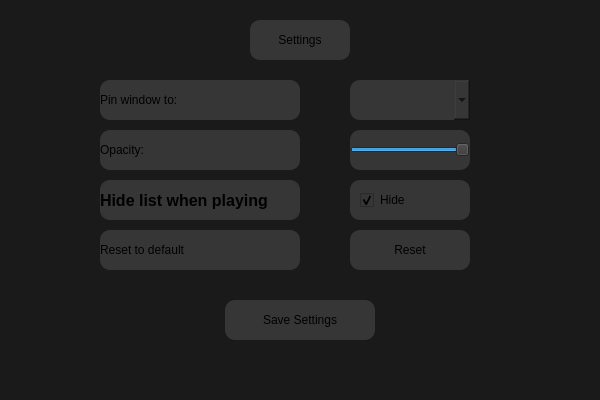
Qt form src/ui/settingswindow.ui (dxtruong16a4/BaseMacro) before a commit.
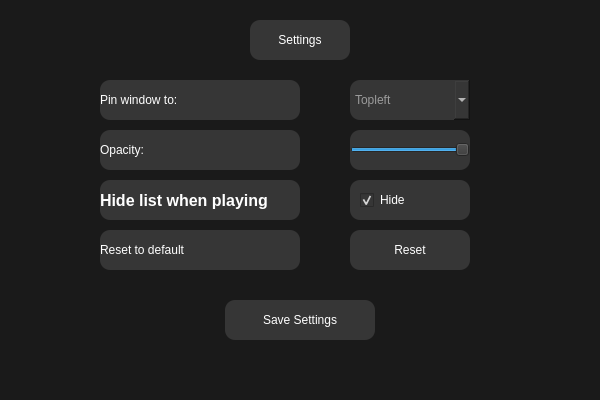
The same form after that commit. Icons and pictures are not drawn.

Diff of the .ui file:
```diff
--- a/src/ui/settingswindow.ui
+++ b/src/ui/settingswindow.ui
@@ -34,7 +34,8 @@
   </property>
   <property name="styleSheet">
    <string notr="true">QWidget {
-	background: #1A1A1A;
+background: #1A1A1A;
+color: white;
 }</string>
   </property>
   <widget class="QLabel" name="lbSettings">
```
Left out of the diff: 77 changed lines with no effect on the pictures.
